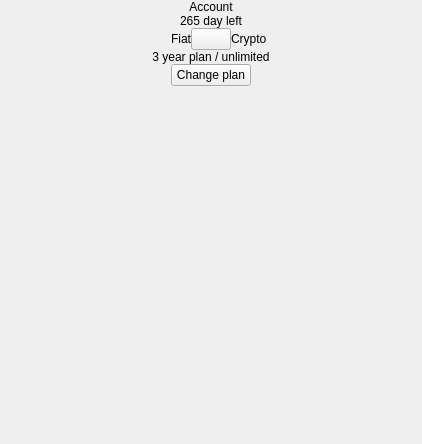
Qt form vpn/ui/ui/AccountScreen.ui (demlabs-cellframe/dap-ui-sdk) before a commit.
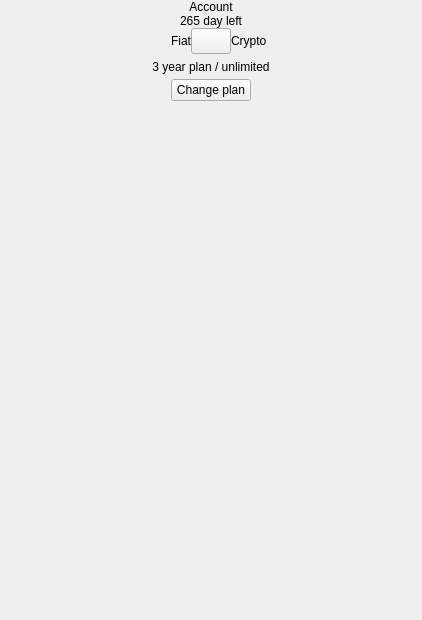
The same form after that commit.

The edit to the form file:
```diff
--- a/vpn/ui/ui/AccountScreen.ui
+++ b/vpn/ui/ui/AccountScreen.ui
@@ -7,7 +7,7 @@
     <x>0</x>
     <y>0</y>
     <width>422</width>
-    <height>444</height>
+    <height>620</height>
    </rect>
   </property>
   <property name="sizePolicy">
```
